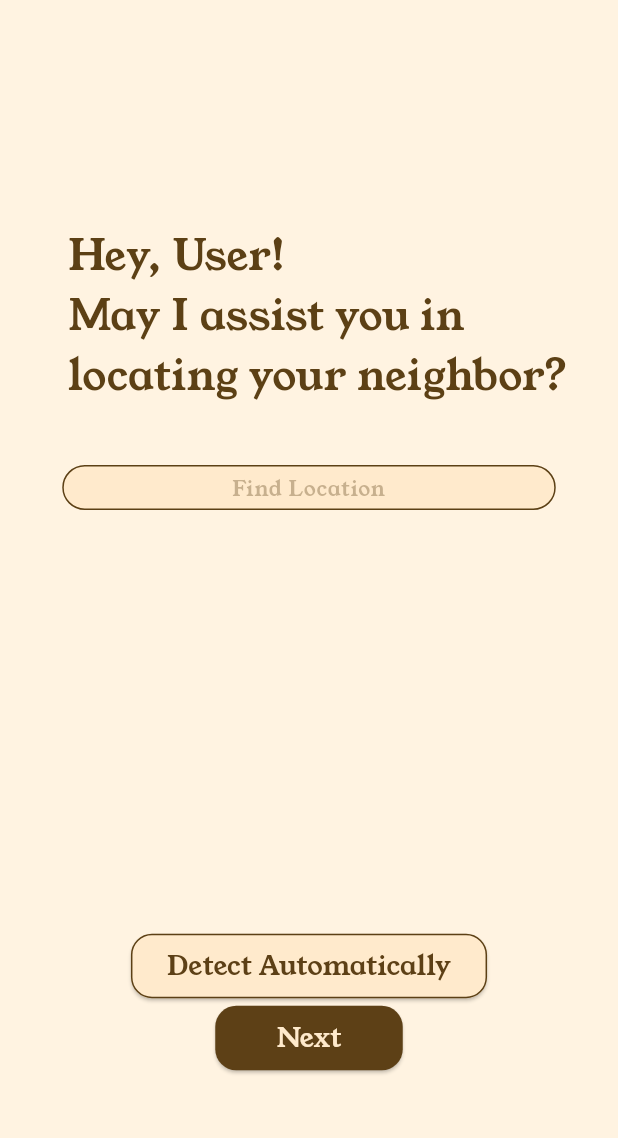
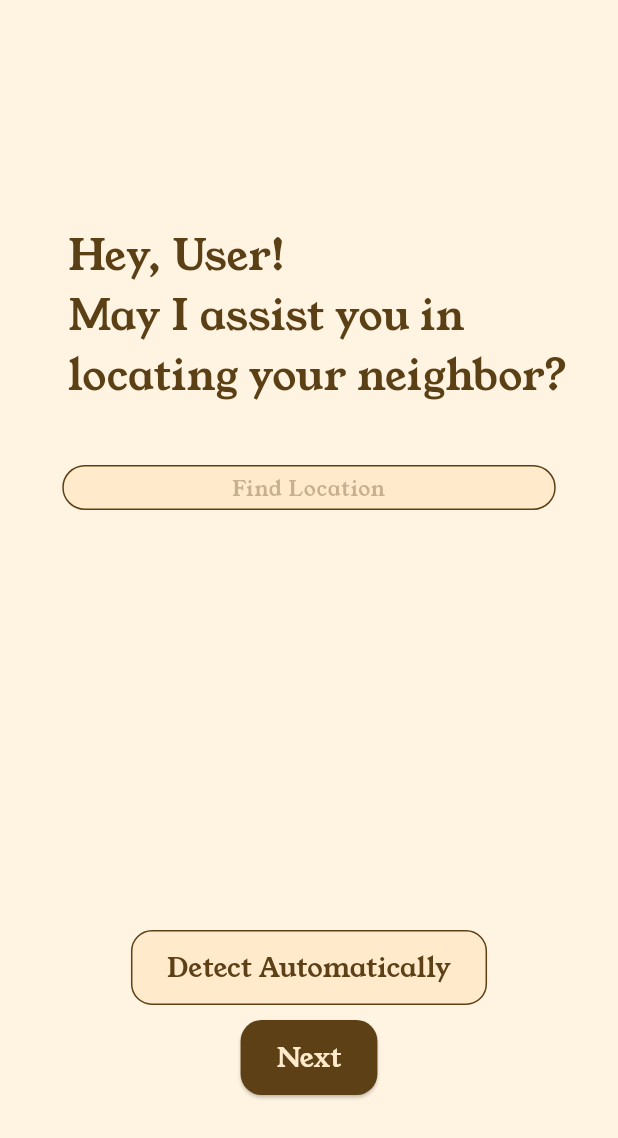
Before and after one commit to AyushZero/WISKRR, a Flutter app: the NamePage screen opened directly, after a tap on "Next", on a phone screen of 412 x 824 dp. Shown: the top 1138 px of the screen. Run offline on Flutter 3.47's test engine with Material 3 defaults, Android fonts, the phone set to English and light mode, and no system bars.

Commit message:
In development.

```diff
--- a/lib/screens/location_page.dart
+++ b/lib/screens/location_page.dart
@@ -1,7 +1,8 @@
 import 'package:flutter/material.dart';
 import 'package:wiskrr/screens/name_page.dart';
-import 'package:wiskrr/screens/welcome_page.dart';
 import 'package:wiskrr/widgets/custom_textbox.dart';
+
+import '../widgets/primary_button.dart';
 
 class LocPage extends StatelessWidget {
   const LocPage({super.key});
@@ -10,7 +11,7 @@ class LocPage extends StatelessWidget {
   Widget build(BuildContext context) {
     final size = MediaQuery.of(context).size;
     return Scaffold(  // <-- FIX: Add this
-      backgroundColor: const Color(0xFFFFF3E1),  // move color here
+      backgroundColor: const Color(0xFFFFF3E1),
       body: Center(
         child: Container(
           width: size.width * 0.9,
@@ -36,54 +37,24 @@ class LocPage extends StatelessWidget {
               const SizedBox(height: 40),
               const CustomTextBox(hintText: 'Find Location', height: 30, textSize: 14),
               const SizedBox(height: 280),
-              ElevatedButton(
+              SecondaryButton(
+                label: 'Detect Automatically',
                 onPressed: () {
                   Navigator.push(
                     context,
-                    MaterialPageRoute(builder: (context) => NamePage()),
+                    MaterialPageRoute(builder: (context) => const NamePage()),
                   );
                 },
-                style: ElevatedButton.styleFrom(
-                  backgroundColor: Color(0xFFFFEACC),
-                  foregroundColor: Color(0xFF5D4016),
-                  shape: RoundedRectangleBorder(
-                    borderRadius: BorderRadius.circular(14),
-                    side: BorderSide(color: const Color(0xFF5C4015), width: 1),
-                  ),
-                  minimumSize: Size(220, 43),
-                ),
-                child: const Text(
-                  'Detect Automatically',
-                  style: TextStyle(
-                    fontSize: 18,
-                    fontFamily: 'Young Serif',
-                    fontWeight: FontWeight.w400,
-                  ),
-                ),
               ),
-              ElevatedButton(
+              const SizedBox(height: 10),
+              PrimaryButton(
+                label: 'Next',
                 onPressed: () {
                   Navigator.push(
                     context,
-                    MaterialPageRoute(builder: (context) => WelcomePage()),
+                    MaterialPageRoute(builder: (context) => const NamePage()),
                   );
                 },
-                style: ElevatedButton.styleFrom(
-                  backgroundColor: Color(0xFF5D4016),
-                  foregroundColor: Color(0xFFFFEACC),
-                  shape: RoundedRectangleBorder(
-                    borderRadius: BorderRadius.circular(14),
-                  ),
-                  minimumSize: Size(125, 43),
-                ),
-                child: const Text(
-                  'Next',
-                  style: TextStyle(
-                    fontSize: 18,
-                    fontFamily: 'Young Serif',
-                    fontWeight: FontWeight.w400,
-                  ),
-                ),
               ),
             ],
           ),
--- a/lib/screens/name_page.dart
+++ b/lib/screens/name_page.dart
@@ -1,5 +1,6 @@
 import 'package:flutter/material.dart';
 import 'package:wiskrr/widgets/custom_textbox.dart';
+import '../widgets/primary_button.dart';
 import 'location_page.dart';
 
 class NamePage extends StatelessWidget {
@@ -37,29 +38,14 @@ class NamePage extends StatelessWidget {
               const SizedBox(height: 33),
               const CustomTextBox(hintText: 'User Id'),
               const SizedBox(height: 120),
-              ElevatedButton(
+              PrimaryButton(
+                label: 'Next',
                 onPressed: () {
                   Navigator.push(
                     context,
-                    MaterialPageRoute(builder: (context) => LocPage()),
+                    MaterialPageRoute(builder: (context) => const LocPage()),
                   );
                 },
-                style: ElevatedButton.styleFrom(
-                  backgroundColor: Color(0xFF5D4016),
-                  foregroundColor: Color(0xFFFFEACC),
-                  shape: RoundedRectangleBorder(
-                    borderRadius: BorderRadius.circular(14),
-                  ),
-                  minimumSize: Size(125, 43),
-                ),
-                child: const Text(
-                  'Next',
-                  style: TextStyle(
-                    fontSize: 18,
-                    fontFamily: 'Young Serif',
-                    fontWeight: FontWeight.w400,
-                  ),
-                ),
               ),
             ],
           ),
--- a/lib/screens/signup_page.dart
+++ b/lib/screens/signup_page.dart
@@ -2,6 +2,7 @@ import 'package:flutter/material.dart';
 import 'package:wiskrr/screens/signin_page.dart';
 import 'package:wiskrr/widgets/custom_textbox.dart';
 
+import '../widgets/primary_button.dart';
 import 'name_page.dart';
 
 class SignUpPage extends StatelessWidget {
@@ -50,29 +51,14 @@ class SignUpPage extends StatelessWidget {
               const SizedBox(height: 33),
               const CustomTextBox(hintText: 'Password'),
               const SizedBox(height: 80),
-              ElevatedButton(
+              PrimaryButton(
+                label: 'Sign Up',
                 onPressed: () {
                   Navigator.push(
                     context,
-                    MaterialPageRoute(builder: (context) => NamePage()),
+                    MaterialPageRoute(builder: (context) => const NamePage()),
                   );
                 },
-                style: ElevatedButton.styleFrom(
-                  backgroundColor: Color(0xFF5D4016),
-                  foregroundColor: Color(0xFFFFEACC),
-                  shape: RoundedRectangleBorder(
-                    borderRadius: BorderRadius.circular(14),
-                  ),
-                  minimumSize: Size(125, 43),
-                ),
-                child: const Text(
-                  'Sign Up',
-                  style: TextStyle(
-                    fontSize: 18,
-                    fontFamily: 'Young Serif',
-                    fontWeight: FontWeight.w400,
-                  ),
-                ),
               ),
 
               TextButton(
--- /dev/null
+++ b/lib/widgets/primary_button.dart
@@ -0,0 +1,70 @@
+import 'package:flutter/material.dart';
+
+class PrimaryButton extends StatelessWidget {
+  final String label;
+  final VoidCallback onPressed;
+
+  const PrimaryButton({
+    super.key,
+    required this.label,
+    required this.onPressed,
+  });
+
+  @override
+  Widget build(BuildContext context) {
+    return ElevatedButton(
+      onPressed: onPressed,
+      style: ElevatedButton.styleFrom(
+        backgroundColor: const Color(0xFF5D4016),
+        foregroundColor: const Color(0xFFFFEACC),
+        shape: RoundedRectangleBorder(
+          borderRadius: BorderRadius.circular(14),
+        ),
+        padding: const EdgeInsets.symmetric(horizontal: 24, vertical: 12), // padding controls size now
+      ),
+      child: Text(
+        label,
+        style: const TextStyle(
+          fontSize: 18,
+          fontFamily: 'Young Serif',
+          fontWeight: FontWeight.w400,
+        ),
+      ),
+    );
+  }
+}
+
+class SecondaryButton extends StatelessWidget {
+  final String label;
+  final VoidCallback onPressed;
+
+  const SecondaryButton({
+    super.key,
+    required this.label,
+    required this.onPressed,
+  });
+
+  @override
+  Widget build(BuildContext context) {
+    return OutlinedButton(
+      onPressed: onPressed,
+      style: OutlinedButton.styleFrom(
+        foregroundColor: const Color(0xFF5D4016),
+        backgroundColor: const Color(0xFFFFEACC),// text color
+        side: const BorderSide(color: Color(0xFF5D4016), width: 1), // border
+        shape: RoundedRectangleBorder(
+          borderRadius: BorderRadius.circular(14),
+        ),
+        padding: const EdgeInsets.symmetric(horizontal: 24, vertical: 12),
+      ),
+      child: Text(
+        label,
+        style: const TextStyle(
+          fontSize: 18,
+          fontFamily: 'Young Serif',
+          fontWeight: FontWeight.w400,
+        ),
+      ),
+    );
+  }
+}
```
